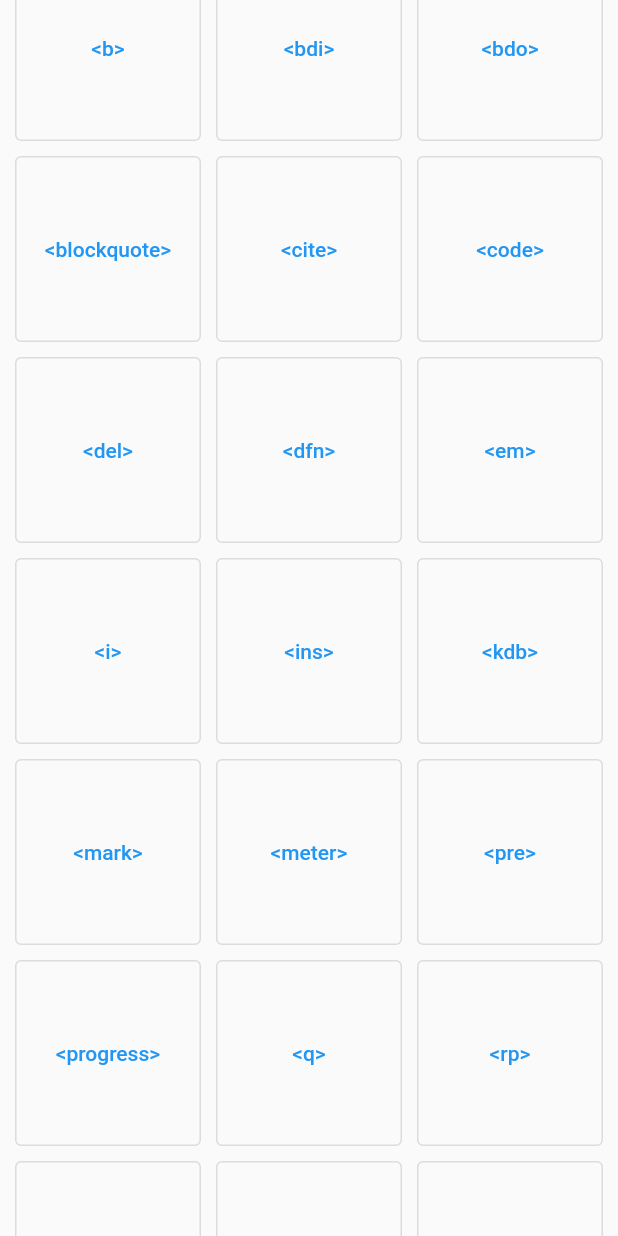
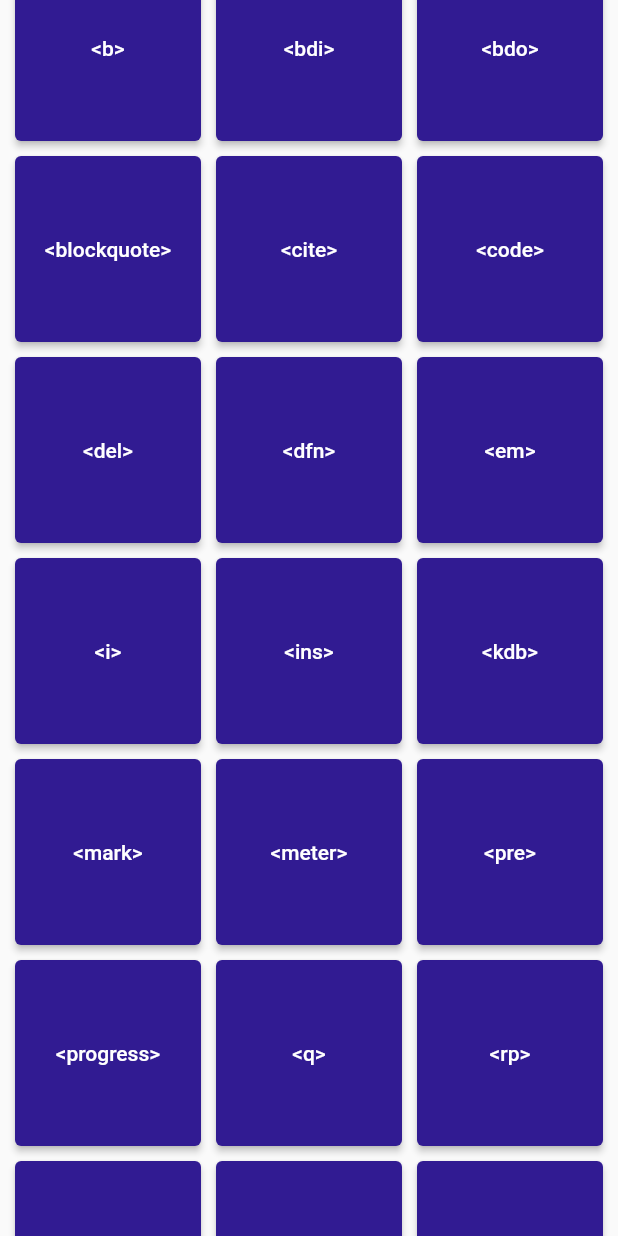
Before and after one commit to nbur4556/html-ref, a Flutter app: the screen it shows after launch, scrolled down 576 dp, on a phone screen of 412 x 824 dp. Run offline on Flutter 3.47's test engine with Material 2 defaults, Android fonts, the phone set to English and light mode, and no system bars.

Commit message:
style: set theme colors

```diff
--- a/lib/main.dart
+++ b/lib/main.dart
@@ -15,6 +15,18 @@ class App extends StatelessWidget {
         '/': (context) => Homepage(),
         '/details': (context) => Detailpage(),
       },
+      theme: ThemeData(
+        primaryColor: Colors.deepPurple[900],
+        scaffoldBackgroundColor: Colors.grey[50],
+        appBarTheme: AppBarTheme(
+          backgroundColor: Colors.deepPurple[900],
+        ),
+        elevatedButtonTheme: ElevatedButtonThemeData(
+          style: ButtonStyle(
+            backgroundColor: MaterialStateProperty.all(Colors.deepPurple[900]),
+          ),
+        ),
+      ),
     );
   }
 }
--- a/lib/screens/homepage.dart
+++ b/lib/screens/homepage.dart
@@ -68,7 +68,7 @@ class TagButton extends StatelessWidget {
 
   @override
   Widget build(BuildContext context) {
-    return OutlinedButton(
+    return ElevatedButton(
       onPressed: () => handleRoute(context),
       child: Text('<$tagName>'),
     );
```
